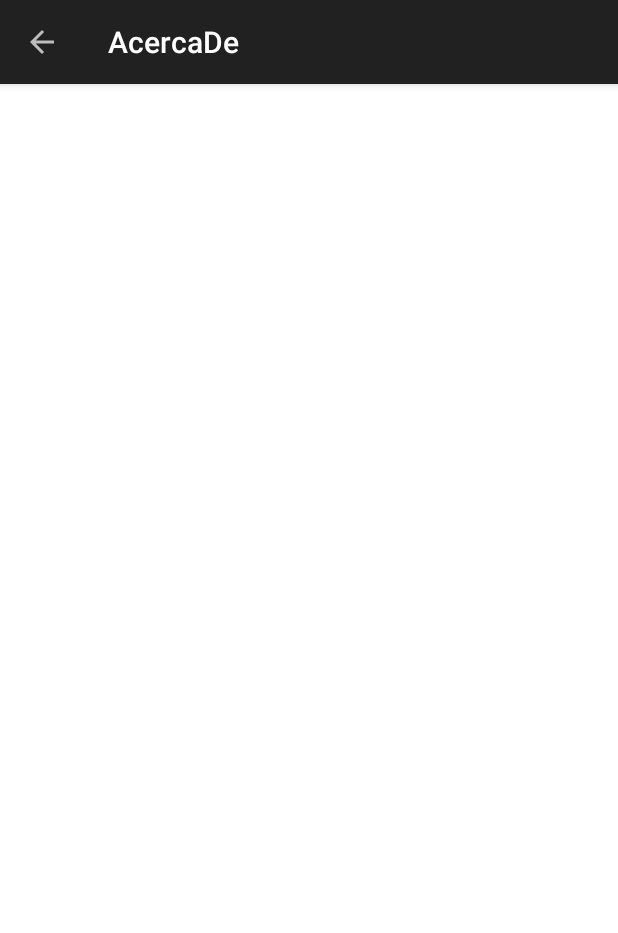
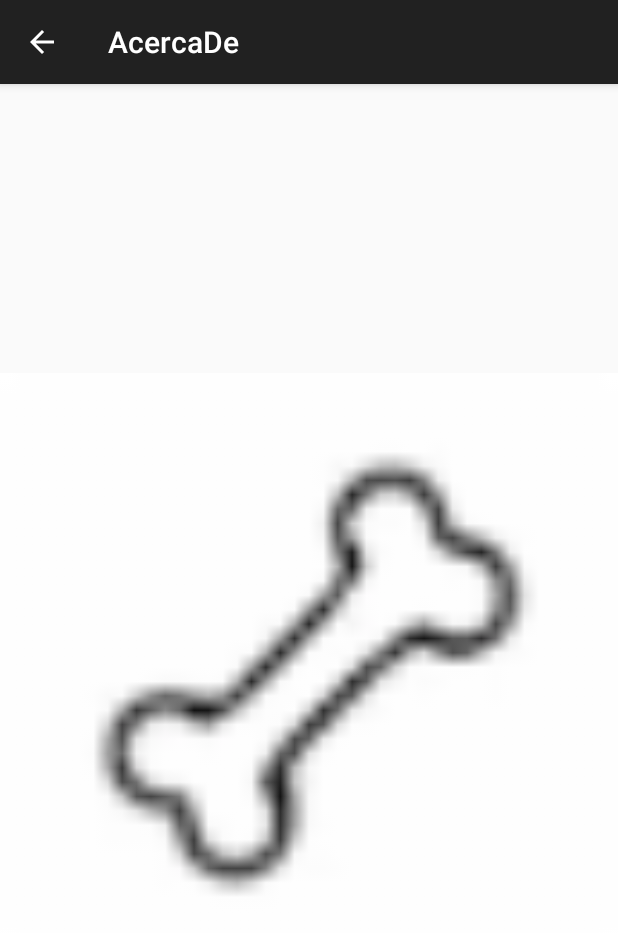
Before and after one commit to androidtenerife/Practica---Coursera, an Android app: the screen it shows after launch (AcercaDe), in the options menu, after a tap on "Acerca de", on a phone screen of 412 x 824 dp. Shown: the top 933 px of the screen. Run offline under Robolectric (Android 15) with nearby library versions, the phone set to English and light mode, and no system bars; 1 statement that could not run was skipped.

Commit message:
Todas las actividades están funcionando. Solamente falta implementar 3 El Formulario de correo. La 2da vista del framelayaut Y la de acerca de.

```diff
--- a/app/src/main/AndroidManifest.xml
+++ b/app/src/main/AndroidManifest.xml
@@ -13,7 +13,7 @@
             android:name=".AcercaDe"
             android:label="@string/title_activity_acerca_de"
             android:parentActivityName=".MainActivity"
-            android:theme="@style/Theme.MaterialComponents.DayNight.NoActionBar">
+            android:theme="@style/Theme.AppCompat.Light.DarkActionBar">
             <meta-data
                 android:name="android.support.PARENT_ACTIVITY"
                 android:value="com.chaacho.recyclerview.MainActivity" />
--- a/app/src/main/java/com/chaacho/recyclerview/AcercaDe.java
+++ b/app/src/main/java/com/chaacho/recyclerview/AcercaDe.java
@@ -17,7 +17,7 @@ public class AcercaDe extends AppCompatActivity {
         super.onCreate(savedInstanceState);
         setContentView(R.layout.activity_acerca_de);
         Toolbar toolbar = findViewById(R.id.toolbar);
-        setSupportActionBar(toolbar);
+        //setSupportActionBar(toolbar);
 
 
         getSupportActionBar().setDisplayHomeAsUpEnabled(true);
--- a/app/src/main/java/com/chaacho/recyclerview/fragment/BlankFragment.java
+++ b/app/src/main/java/com/chaacho/recyclerview/fragment/BlankFragment.java
@@ -4,18 +4,27 @@ package com.chaacho.recyclerview.fragment;
 import android.os.Bundle;
 
 import androidx.fragment.app.Fragment;
+import androidx.recyclerview.widget.LinearLayoutManager;
+import androidx.recyclerview.widget.RecyclerView;
 
 import android.view.LayoutInflater;
 import android.view.View;
 import android.view.ViewGroup;
 
 import com.chaacho.recyclerview.R;
+import com.chaacho.recyclerview.adapter.MascotaAdaptador;
+import com.chaacho.recyclerview.pojo.Mascotas;
+
+import java.util.ArrayList;
 
 
 /**
  * A simple {@link Fragment} subclass.
  */
 public class BlankFragment extends Fragment {
+    private ArrayList<Mascotas> mascotas;
+
+    private RecyclerView listaMascotas;
 
 
     public BlankFragment() {
@@ -26,8 +35,40 @@ public class BlankFragment extends Fragment {
     @Override
     public View onCreateView(LayoutInflater inflater, ViewGroup container,
                              Bundle savedInstanceState) {
+        listaMascotas = (RecyclerView) container.findViewById(R.id.rvMascotas);
+        LinearLayoutManager llm = new LinearLayoutManager(getContext());
+        llm.setOrientation(RecyclerView.VERTICAL);
+        listaMascotas.setLayoutManager(llm);
+
+        inicializarListaMascotas();
+        inicializarAdaptador();
         // Inflate the layout for this fragment
-        return inflater.inflate(R.layout.swipe_views_layout, container, false);
+        View v = inflater.inflate(R.layout.swipe_views_layout, container, false);
+        return v;
     }
 
+    public void inicializarListaMascotas() {
+        //TODO 2 Cargar Arraylist con los datos
+        mascotas = new ArrayList<>();
+        mascotas.add(new Mascotas("Dog 1", "94219", "dog1@chaacho.com", R.drawable.perro));
+        mascotas.add(new Mascotas("Dog 2", "93213", "dog2@chaacho.com", R.drawable.perroa));
+        mascotas.add(new Mascotas("Dog 3", "95216", "dog3@chaacho.com", R.drawable.perrob));
+        mascotas.add(new Mascotas("Dog 4", "96215", "dog4@chaacho.com", R.drawable.perroc));
+        mascotas.add(new Mascotas("Dog 10", "94219", "dog1@chaacho.com", R.drawable.perro));
+        mascotas.add(new Mascotas("Dog 20", "93213", "dog2@chaacho.com", R.drawable.perroa));
+        mascotas.add(new Mascotas("Dog 30", "95216", "dog3@chaacho.com", R.drawable.perrob));
+        mascotas.add(new Mascotas("Dog 40", "96215", "dog4@chaacho.com", R.drawable.perroc));
+        mascotas.add(new Mascotas("Dog 5", "94219", "dog1@chaacho.com", R.drawable.perro));
+        mascotas.add(new Mascotas("Dog 6", "93213", "dog2@chaacho.com", R.drawable.perroa));
+        mascotas.add(new Mascotas("Dog 7", "95216", "dog3@chaacho.com", R.drawable.perrob));
+        mascotas.add(new Mascotas("Dog 8", "96215", "dog4@chaacho.com", R.drawable.perroc));
+
+    }
+
+    public void inicializarAdaptador() {
+        MascotaAdaptador adaptador = new MascotaAdaptador(mascotas, getActivity());
+        listaMascotas.setAdapter(adaptador);
+
+
+    }
 }
--- a/app/src/main/java/com/chaacho/recyclerview/pojo/Contacto.java
+++ b/app/src/main/java/com/chaacho/recyclerview/pojo/Contacto.java
@@ -18,7 +18,7 @@ public class Contacto extends AppCompatActivity {
         super.onCreate(savedInstanceState);
         setContentView(R.layout.activity_contacto);
         Toolbar toolbar = findViewById(R.id.toolbar);
-        setSupportActionBar(toolbar);
+        //setSupportActionBar(toolbar);
 
         getSupportActionBar().setDisplayHomeAsUpEnabled(true);
     }
--- a/app/src/main/res/layout/activity_acerca_de.xml
+++ b/app/src/main/res/layout/activity_acerca_de.xml
@@ -9,17 +9,18 @@
     <com.google.android.material.appbar.AppBarLayout
         android:layout_width="match_parent"
         android:layout_height="wrap_content"
-        android:theme="@style/Theme.AppCompat.NoActionBar">
 
-        <androidx.appcompat.widget.Toolbar
-            android:id="@+id/toolbar"
-            android:layout_width="match_parent"
-            android:layout_height="?attr/actionBarSize"
-            android:background="?attr/colorPrimary"
-            app:popupTheme="@style/Theme.AppCompat.NoActionBar" />
+        >
 
     </com.google.android.material.appbar.AppBarLayout>
 
     <include layout="@layout/content_acerca_de" />
 
+    <ImageView
+        android:id="@+id/imageView2"
+        android:layout_width="match_parent"
+        android:layout_height="match_parent"
+        android:contentDescription="logo"
+        app:srcCompat="@drawable/hueso" />
+
 </androidx.coordinatorlayout.widget.CoordinatorLayout>
--- a/app/src/main/res/values/styles.xml
+++ b/app/src/main/res/values/styles.xml
@@ -14,8 +14,8 @@
         <item name="colorPrimary">@color/colorPrimary</item>
         <item name="colorPrimaryDark">@color/colorPrimaryDark</item>
         <item name="colorAccent">@color/colorAccent</item>
-        <item name="windowActionBar">false</item>
-        <item name="windowNoTitle">true</item>
+        <item name="windowActionBar">true</item>
+        <item name="windowNoTitle">false</item>
     </style>
 
     <style name="AppTheme.AppBarOverlay" parent="ThemeOverlay.AppCompat.Dark.ActionBar" />
```
Also changed, not shown: app/src/main/res/layout/activity_contacto.xml (+1 -10 lines), app/src/main/res/layout/activity_main.xml (+11 -10 lines), app/src/main/res/layout/content_contacto.xml (+1 -35 lines), app/src/main/res/layout/content_detalle.xml (+5 -12 lines), app/src/main/res/layout/fragment_blank.xml (+10 -50 lines).
